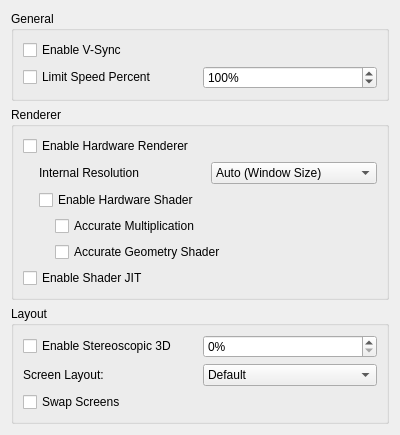
This is src/citra_qt/configuration/configure_graphics.ui in PabloMK7/citra as Qt 5 draws it before an edit. The edited form follows.
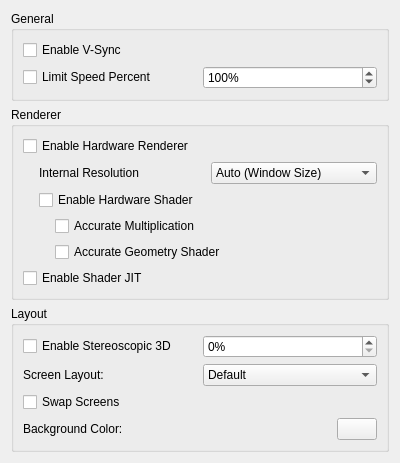
This is the edited form.

Commit message:
citra_qt/configuration: Add background color config
This is actually very easy to do. I added a label and a push button for it, and used the Qt standard dialog QColorDialog for picking colors.

```diff
--- a/src/citra_qt/configuration/configure_graphics.ui
+++ b/src/citra_qt/configuration/configure_graphics.ui
@@ -297,6 +297,27 @@
         </property>
        </widget>
       </item>
+      <item>
+       <layout class="QHBoxLayout" name="horizontalLayout_6">
+        <item>
+         <widget class="QLabel" name="bg_label">
+          <property name="text">
+           <string>Background Color:</string>
+          </property>
+         </widget>
+        </item>
+        <item>
+         <widget class="QPushButton" name="bg_button">
+          <property name="maximumSize">
+           <size>
+            <width>40</width>
+            <height>16777215</height>
+           </size>
+          </property>
+         </widget>
+        </item>
+       </layout>
+      </item>
      </layout>
     </widget>
    </item>
```
The commit also changes 2 other files.
